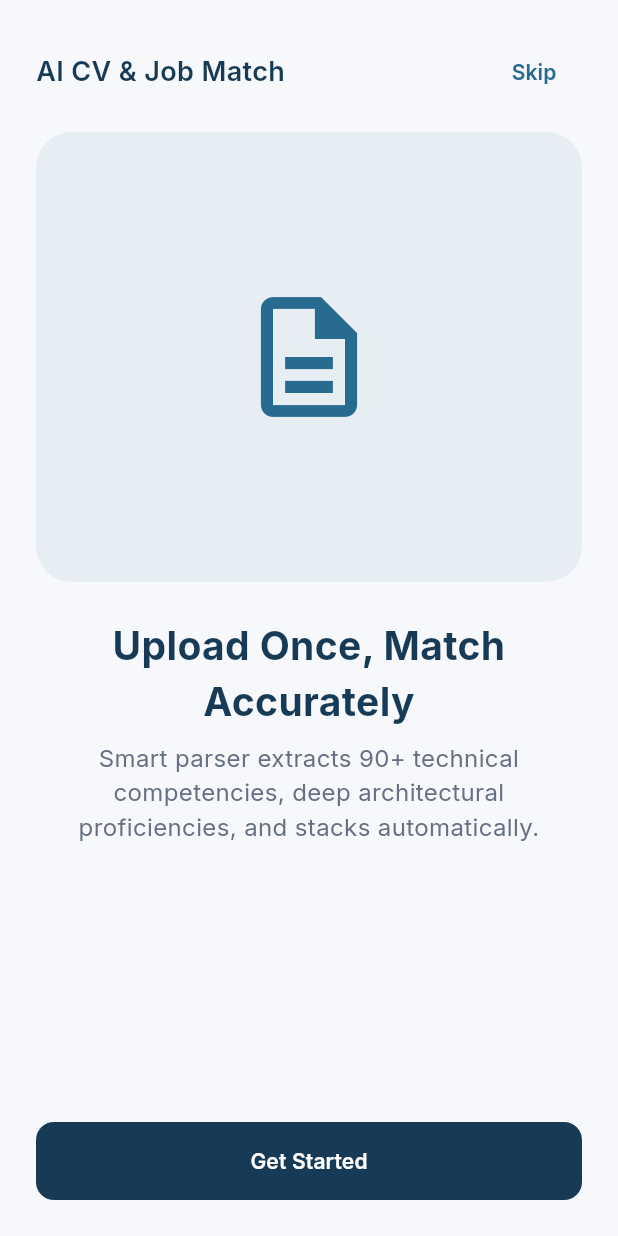
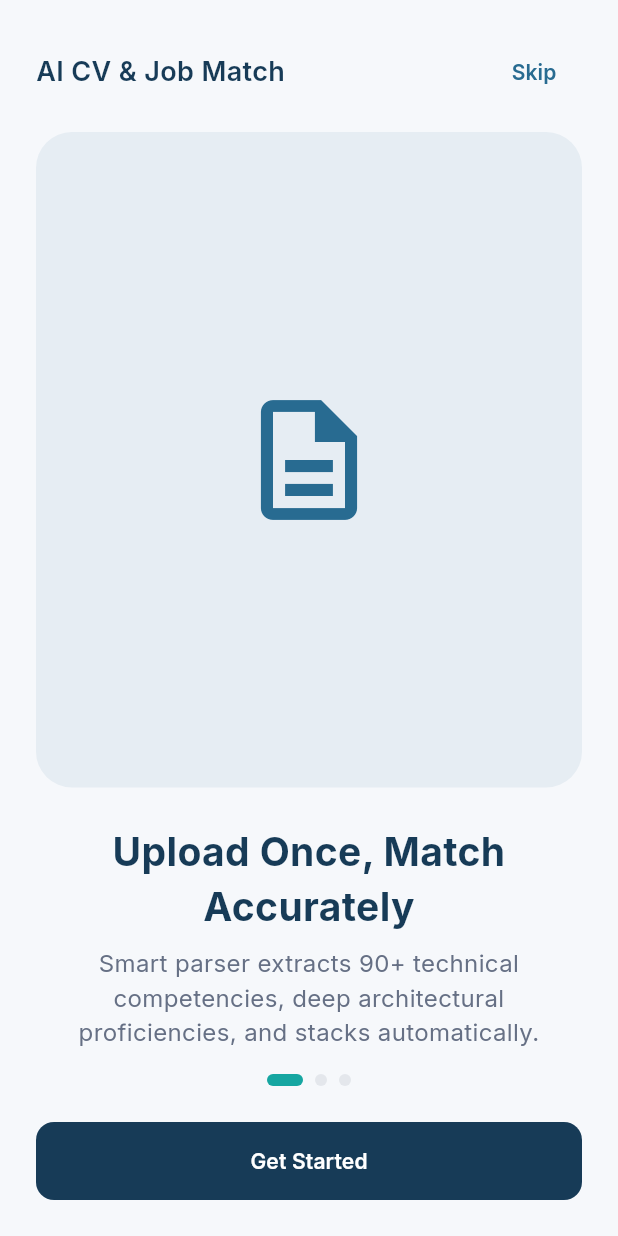
Before and after one commit to yasmeenn123/career_match, a Flutter app: the screen it shows after launch, on a phone screen of 412 x 824 dp. Run offline on Flutter 3.47's test engine with Material 3 defaults, Android fonts, the phone set to English and light mode, and no system bars; our stand-ins replace go_router, google_fonts.

Commit message:
Add onboarding dots, fix overflow

```diff
--- a/lib/features/onboarding/presentation/screens/on_boarding_view.dart
+++ b/lib/features/onboarding/presentation/screens/on_boarding_view.dart
@@ -64,21 +64,27 @@ class _OnBoardingViewState extends State<OnBoardingView> {
                   itemBuilder: (context,index)=>OnboardingPage(item: onBoardingItems[index]),
                 ),
               ),
+              const SizedBox(height: AppSize.spaceMd),
+
               Row(
+                mainAxisAlignment: MainAxisAlignment.center,
                 children:               List.generate(
                     onBoardingItems.length
                     , (index)=>Container(
                   margin: EdgeInsets.symmetric(horizontal: 4),
                   decoration: BoxDecoration(
                     color: index==currentPage?AppColor.teal:AppColor.border,
-                    borderRadius: BorderRadius.circular(AppSize.radiusXl),
+                    borderRadius: BorderRadius.circular(AppSize.radiusFull),
                   ),
-                  width: index==currentPage?8:4,
+                  height: 8,
+                  width: index==currentPage?24:8,
 
 
                 ),),
 
               ),
+              const SizedBox(height: AppSize.spaceLg),
+
               AppButton(text: 'Get Started', onPressed: () {}),
 
             ],
--- a/lib/features/onboarding/presentation/widgets/onboarding_page.dart
+++ b/lib/features/onboarding/presentation/widgets/onboarding_page.dart
@@ -14,8 +14,8 @@ class OnboardingPage extends StatelessWidget {
   Widget build(BuildContext context) {
     return  Column(
       children: [
-        Container(
-          height: 300,
+        Expanded(
+          child: Container(
             width: double.infinity,
             decoration: BoxDecoration(
               color: AppColor.blue.withValues(alpha: 0.08),
@@ -27,6 +27,7 @@ class OnboardingPage extends StatelessWidget {
               item.icon,
               size: 96,
               color: AppColor.blue,
+            ),
           ),
         ),
         const SizedBox(height: AppSize.spaceLg),
```
Lines whose indentation alone changed are shown as unchanged.
